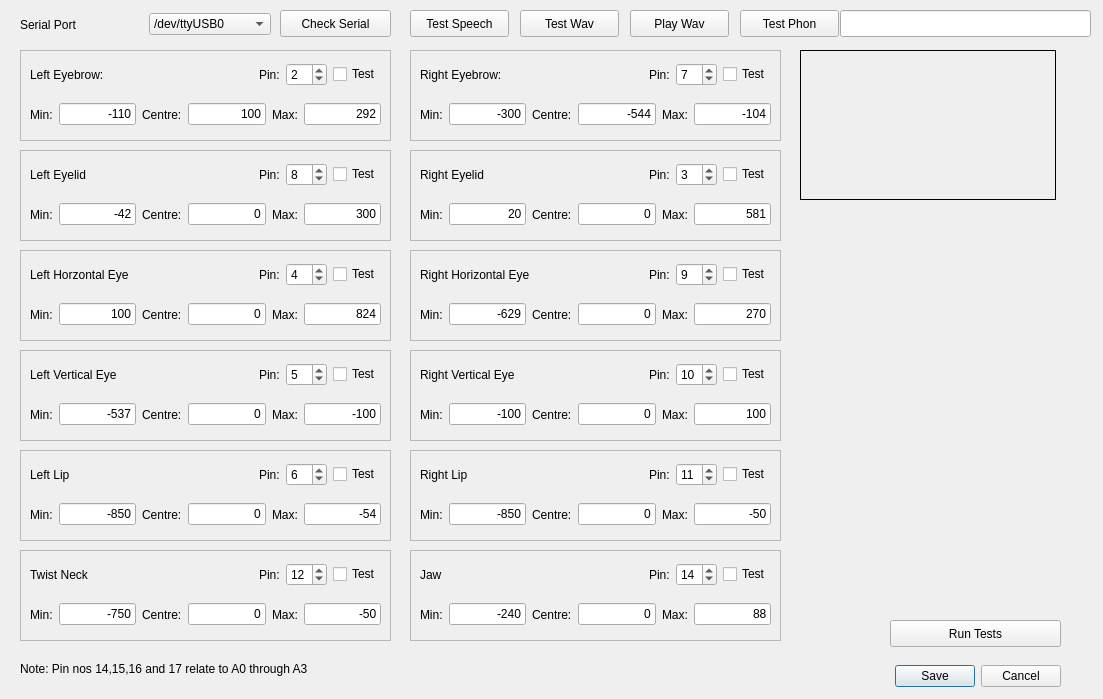
Above: Fritz/configwindow.ui from ptbw/Fritz-Qt5-project-for-Raspberry-Pi before the change. Below: the same form after it.
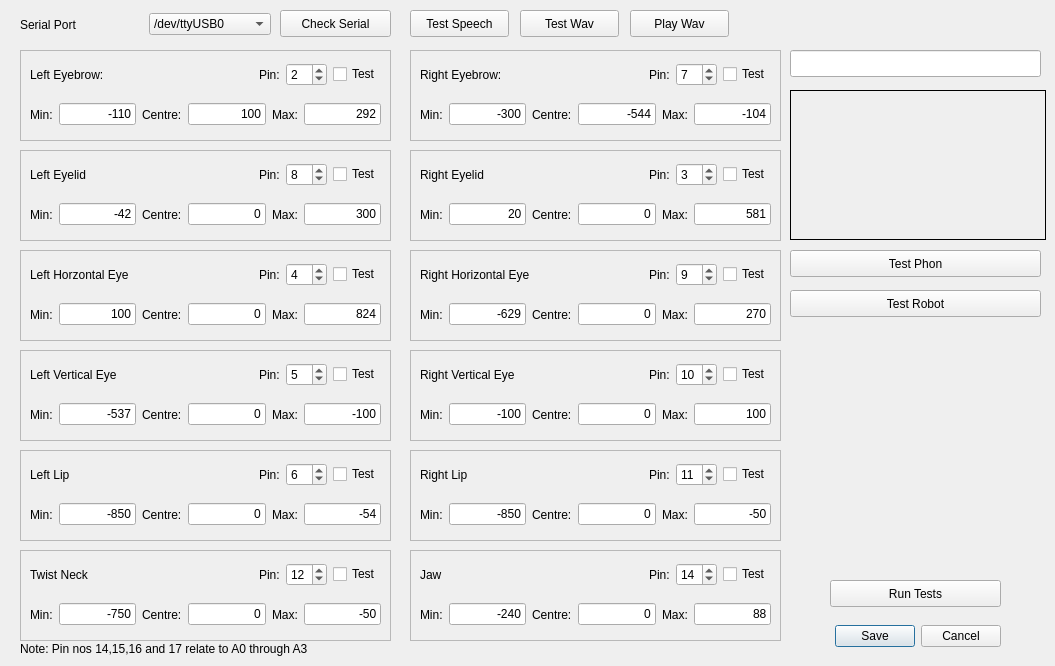
That is the form after the change.

```diff
--- a/Fritz/configwindow.ui
+++ b/Fritz/configwindow.ui
@@ -9,8 +9,8 @@
    <rect>
     <x>0</x>
     <y>0</y>
-    <width>1103</width>
-    <height>699</height>
+    <width>1055</width>
+    <height>666</height>
    </rect>
   </property>
   <property name="windowTitle">
@@ -19,8 +19,8 @@
   <widget class="QDialogButtonBox" name="btnCancelSave">
    <property name="geometry">
     <rect>
-     <x>720</x>
-     <y>660</y>
+     <x>660</x>
+     <y>620</y>
      <width>341</width>
      <height>32</height>
     </rect>
@@ -187,8 +187,8 @@
   <widget class="QPushButton" name="btnRunTests">
    <property name="geometry">
     <rect>
-     <x>890</x>
-     <y>620</y>
+     <x>830</x>
+     <y>580</y>
      <width>171</width>
      <height>27</height>
     </rect>
@@ -374,9 +374,9 @@
   <widget class="QPushButton" name="btnTestSpeech_4">
    <property name="geometry">
     <rect>
-     <x>740</x>
-     <y>10</y>
-     <width>99</width>
+     <x>790</x>
+     <y>250</y>
+     <width>251</width>
      <height>27</height>
     </rect>
    </property>
@@ -387,8 +387,8 @@
   <widget class="QLabel" name="lblPicture">
    <property name="geometry">
     <rect>
-     <x>800</x>
-     <y>50</y>
+     <x>790</x>
+     <y>90</y>
      <width>256</width>
      <height>150</height>
     </rect>
@@ -409,8 +409,8 @@
   <widget class="QLineEdit" name="textToSay">
    <property name="geometry">
     <rect>
-     <x>840</x>
-     <y>10</y>
+     <x>790</x>
+     <y>50</y>
      <width>251</width>
      <height>27</height>
     </rect>
@@ -1798,7 +1798,7 @@
    <property name="geometry">
     <rect>
      <x>20</x>
-     <y>660</y>
+     <y>640</y>
      <width>761</width>
      <height>17</height>
     </rect>
@@ -1807,6 +1807,19 @@
     <string>Note: Pin nos 14,15,16 and 17 relate to A0 through A3</string>
    </property>
   </widget>
+  <widget class="QPushButton" name="btnTestSpeech_5">
+   <property name="geometry">
+    <rect>
+     <x>790</x>
+     <y>290</y>
+     <width>251</width>
+     <height>27</height>
+    </rect>
+   </property>
+   <property name="text">
+    <string>Test Robot</string>
+   </property>
+  </widget>
   <zorder>frame_2</zorder>
   <zorder>frame</zorder>
   <zorder>frame_3</zorder>
```
Left out of the diff: 1 changed line with no effect on the pictures.
